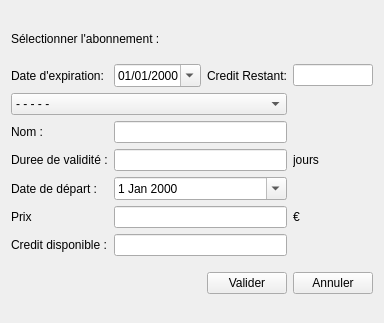
nivhg/ludopen, file f_ajoutercoticarte.ui: the form before one commit.
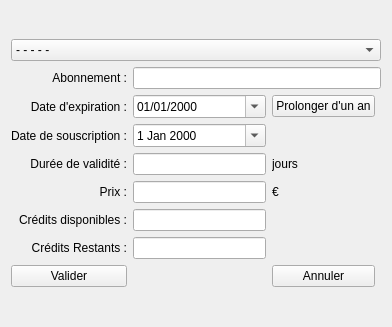
The form after the commit.

```diff
--- a/f_ajoutercoticarte.ui
+++ b/f_ajoutercoticarte.ui
@@ -6,8 +6,8 @@
    <rect>
     <x>0</x>
     <y>0</y>
-    <width>359</width>
-    <height>323</height>
+    <width>392</width>
+    <height>327</height>
    </rect>
   </property>
   <property name="windowTitle">
@@ -16,55 +16,41 @@
   <layout class="QGridLayout" name="gridLayout">
    <item row="0" column="1">
     <layout class="QGridLayout" name="GLay">
-     <item row="5" column="2" colspan="2">
-      <widget class="QLineEdit" name="LE_Duree"/>
-     </item>
-     <item row="4" column="1">
-      <widget class="QLabel" name="label_2">
+     <item row="9" column="1">
+      <widget class="QLabel" name="Lb_CreditsDisponibles">
        <property name="text">
-        <string>Nom :</string>
+        <string>Crédits disponibles :</string>
        </property>
-      </widget>
-     </item>
-     <item row="5" column="1">
-      <widget class="QLabel" name="label">
-       <property name="text">
-        <string>Duree de validité :</string>
+       <property name="alignment">
+        <set>Qt::AlignRight|Qt::AlignTrailing|Qt::AlignVCenter</set>
        </property>
       </widget>
      </item>
-     <item row="7" column="1">
-      <widget class="QLabel" name="label_3">
+     <item row="8" column="1">
+      <widget class="QLabel" name="Lb_Prix">
        <property name="text">
-        <string>Prix</string>
+        <string>Prix :</string>
        </property>
-      </widget>
-     </item>
-     <item row="2" column="2">
-      <widget class="QDateEdit" name="DtE_Expiration">
-       <property name="displayFormat">
-        <string>dd/MM/yyyy</string>
+       <property name="alignment">
+        <set>Qt::AlignRight|Qt::AlignTrailing|Qt::AlignVCenter</set>
        </property>
-       <property name="calendarPopup">
-        <bool>true</bool>
-       </property>
       </widget>
      </item>
-     <item row="0" column="1" colspan="3">
-      <widget class="QLabel" name="Lb_Selection">
-       <property name="maximumSize">
-        <size>
-         <width>16777215</width>
-         <height>20</height>
-        </size>
-       </property>
+     <item row="6" column="1">
+      <widget class="QLabel" name="Lb_DateSoucription">
        <property name="text">
-        <string>Sélectionner l'abonnement :</string>
+        <string>Date de souscription :</string>
        </property>
+       <property name="alignment">
+        <set>Qt::AlignRight|Qt::AlignTrailing|Qt::AlignVCenter</set>
+       </property>
       </widget>
      </item>
-     <item row="3" column="1" colspan="3">
-      <widget class="QComboBox" name="CBx_Abo">
+     <item row="10" column="2">
+      <widget class="QLineEdit" name="LE_CreditsRestants"/>
+     </item>
+     <item row="2" column="1" colspan="4">
+      <widget class="QComboBox" name="CBx_ChoixAbonnement">
        <item>
         <property name="text">
          <string>- - - - -</string>
@@ -72,119 +58,116 @@
        </item>
       </widget>
      </item>
-     <item row="2" column="1">
-      <widget class="QLabel" name="label_modif1">
-       <property name="text">
-        <string>Date d'expiration:</string>
-       </property>
-      </widget>
-     </item>
-     <item row="8" column="1">
-      <widget class="QLabel" name="label_4">
-       <property name="text">
-        <string>Credit disponible :</string>
-       </property>
-      </widget>
-     </item>
-     <item row="4" column="2" colspan="2">
+     <item row="3" column="2" colspan="3">
       <widget class="QLineEdit" name="LE_Nom">
        <property name="layoutDirection">
         <enum>Qt::LeftToRight</enum>
        </property>
       </widget>
      </item>
-     <item row="7" column="2" colspan="2">
+     <item row="6" column="2">
+      <widget class="QDateEdit" name="DtE_DateSouscription">
+       <property name="calendarPopup">
+        <bool>true</bool>
+       </property>
+      </widget>
+     </item>
+     <item row="7" column="2">
+      <widget class="QLineEdit" name="LE_DureeValidite"/>
+     </item>
+     <item row="8" column="2">
       <widget class="QLineEdit" name="LE_Prix"/>
      </item>
-     <item row="8" column="2" colspan="2">
-      <widget class="QLineEdit" name="LE_Credit"/>
-     </item>
-     <item row="6" column="1">
-      <widget class="QLabel" name="Lb_Date">
+     <item row="5" column="3">
+      <widget class="QPushButton" name="Bt_Prolonger">
        <property name="text">
-        <string>Date de départ :</string>
+        <string>Prolonger d'un an</string>
        </property>
       </widget>
      </item>
-     <item row="6" column="2" colspan="2">
-      <widget class="QDateEdit" name="DE_Depart">
-       <property name="calendarPopup">
-        <bool>true</bool>
-       </property>
-      </widget>
-     </item>
-     <item row="2" column="3">
-      <widget class="QLabel" name="label_modif2">
-       <property name="text">
-        <string>Credit Restant:</string>
-       </property>
-      </widget>
-     </item>
-     <item row="2" column="4">
-      <widget class="QLineEdit" name="LE_Restant"/>
-     </item>
-     <item row="10" column="3">
-      <widget class="QPushButton" name="Bt_Valider">
-       <property name="text">
-        <string>Valider</string>
-       </property>
-       <property name="default">
-        <bool>false</bool>
-       </property>
-      </widget>
-     </item>
-     <item row="10" column="4">
-      <widget class="QPushButton" name="Bt_Annuler">
-       <property name="text">
-        <string>Annuler</string>
-       </property>
-      </widget>
-     </item>
-     <item row="7" column="4">
+     <item row="8" column="3">
       <widget class="QLabel" name="label_5">
        <property name="text">
         <string>€</string>
        </property>
       </widget>
      </item>
-     <item row="5" column="4">
+     <item row="5" column="2">
+      <widget class="QDateEdit" name="DtE_Expiration">
+       <property name="displayFormat">
+        <string>dd/MM/yyyy</string>
+       </property>
+       <property name="calendarPopup">
+        <bool>true</bool>
+       </property>
+      </widget>
+     </item>
+     <item row="10" column="1">
+      <widget class="QLabel" name="Lb_CreditsRestants">
+       <property name="text">
+        <string>Crédits Restants :</string>
+       </property>
+       <property name="alignment">
+        <set>Qt::AlignRight|Qt::AlignTrailing|Qt::AlignVCenter</set>
+       </property>
+      </widget>
+     </item>
+     <item row="13" column="3">
+      <widget class="QPushButton" name="Bt_Annuler">
+       <property name="text">
+        <string>Annuler</string>
+       </property>
+      </widget>
+     </item>
+     <item row="5" column="1">
+      <widget class="QLabel" name="Lb_DateExpiration">
+       <property name="text">
+        <string>Date d'expiration :</string>
+       </property>
+       <property name="alignment">
+        <set>Qt::AlignRight|Qt::AlignTrailing|Qt::AlignVCenter</set>
+       </property>
+      </widget>
+     </item>
+     <item row="9" column="2">
+      <widget class="QLineEdit" name="LE_CreditsDisponibles"/>
+     </item>
+     <item row="7" column="1">
+      <widget class="QLabel" name="Lb_DureeValidite">
+       <property name="text">
+        <string>Durée de validité :</string>
+       </property>
+       <property name="alignment">
+        <set>Qt::AlignRight|Qt::AlignTrailing|Qt::AlignVCenter</set>
+       </property>
+      </widget>
+     </item>
+     <item row="3" column="1">
+      <widget class="QLabel" name="Lb_NomPrestation">
+       <property name="text">
+        <string>Abonnement :</string>
+       </property>
+       <property name="alignment">
+        <set>Qt::AlignRight|Qt::AlignTrailing|Qt::AlignVCenter</set>
+       </property>
+      </widget>
+     </item>
+     <item row="7" column="3">
       <widget class="QLabel" name="label_6">
        <property name="text">
         <string>jours</string>
        </property>
       </widget>
      </item>
-     <item row="9" column="1" colspan="4">
-      <spacer name="VS">
-       <property name="orientation">
-        <enum>Qt::Vertical</enum>
+     <item row="13" column="1">
+      <widget class="QPushButton" name="Bt_Valider">
+       <property name="text">
+        <string>Valider</string>
        </property>
-       <property name="sizeType">
-        <enum>QSizePolicy::Fixed</enum>
+       <property name="default">
+        <bool>false</bool>
        </property>
-       <property name="sizeHint" stdset="0">
-        <size>
-         <width>10</width>
-         <height>10</height>
-        </size>
-       </property>
-      </spacer>
-     </item>
-     <item row="1" column="1" colspan="4">
-      <spacer name="VS_2">
-       <property name="orientation">
-        <enum>Qt::Vertical</enum>
-       </property>
-       <property name="sizeType">
-        <enum>QSizePolicy::Fixed</enum>
-       </property>
-       <property name="sizeHint" stdset="0">
-        <size>
-         <width>10</width>
-         <height>10</height>
-        </size>
-       </property>
-      </spacer>
+      </widget>
      </item>
     </layout>
    </item>
```
